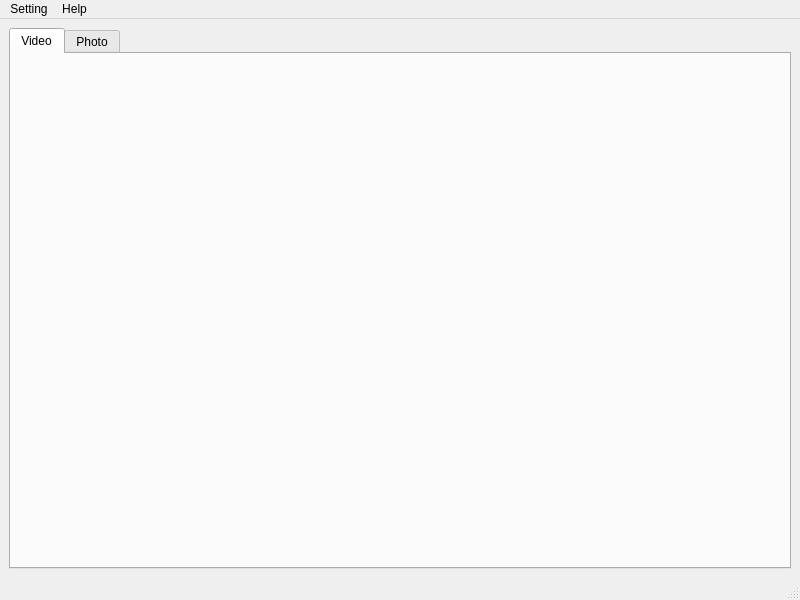
This is view/ui/radar_viewer.ui in sumatrae/radarviewer as Qt 5 draws it before an edit. The edited form follows.
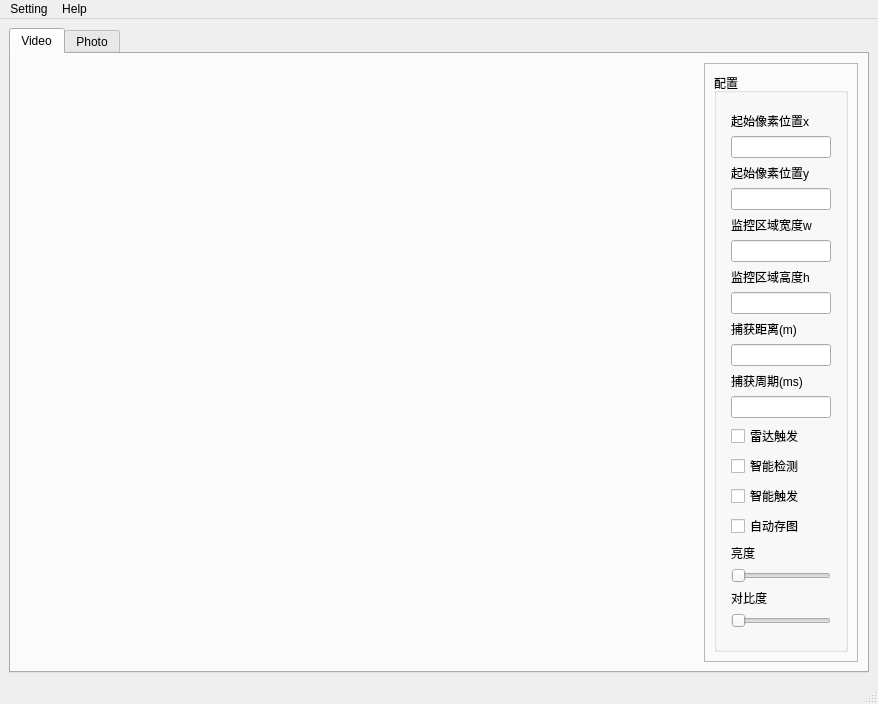
This is the edited form. The open tabs and pages were chosen to show the change. Icons and pictures are not drawn.

Patch:
```diff
--- a/view/ui/radar_viewer.ui
+++ b/view/ui/radar_viewer.ui
@@ -6,8 +6,8 @@
    <rect>
     <x>0</x>
     <y>0</y>
-    <width>800</width>
-    <height>600</height>
+    <width>878</width>
+    <height>658</height>
    </rect>
   </property>
   <property name="contextMenuPolicy">
@@ -43,7 +43,7 @@
        <attribute name="title">
         <string>Video</string>
        </attribute>
-       <layout class="QVBoxLayout" name="verticalLayout_4">
+       <layout class="QHBoxLayout" name="horizontalLayout_2" stretch="10,1">
         <item>
          <widget class="QLabel" name="label_video">
           <property name="sizePolicy">
@@ -63,6 +63,237 @@
           </property>
          </widget>
         </item>
+        <item>
+         <widget class="QFrame" name="frame">
+          <property name="maximumSize">
+           <size>
+            <width>200</width>
+            <height>16777215</height>
+           </size>
+          </property>
+          <property name="frameShape">
+           <enum>QFrame::StyledPanel</enum>
+          </property>
+          <property name="frameShadow">
+           <enum>QFrame::Raised</enum>
+          </property>
+          <layout class="QVBoxLayout" name="verticalLayout_5">
+           <item>
+            <widget class="QGroupBox" name="groupBox">
+             <property name="title">
+              <string>配置</string>
+             </property>
+             <layout class="QVBoxLayout" name="verticalLayout_6">
+              <item>
+               <layout class="QVBoxLayout" name="verticalLayout_4">
+                <property name="leftMargin">
+                 <number>5</number>
+                </property>
+                <property name="topMargin">
+                 <number>10</number>
+                </property>
+                <property name="rightMargin">
+                 <number>5</number>
+                </property>
+                <property name="bottomMargin">
+                 <number>10</number>
+                </property>
+                <item>
+                 <widget class="QLabel" name="label_startx">
+                  <property name="text">
+                   <string>起始像素位置x</string>
+                  </property>
+                 </widget>
+                </item>
+                <item>
+                 <widget class="QLineEdit" name="lineEdit">
+                  <property name="sizePolicy">
+                   <sizepolicy hsizetype="Fixed" vsizetype="Fixed">
+                    <horstretch>0</horstretch>
+                    <verstretch>0</verstretch>
+                   </sizepolicy>
+                  </property>
+                  <property name="maximumSize">
+                   <size>
+                    <width>100</width>
+                    <height>16777215</height>
+                   </size>
+                  </property>
+                 </widget>
+                </item>
+                <item>
+                 <widget class="QLabel" name="label_starty">
+                  <property name="text">
+                   <string>起始像素位置y</string>
+                  </property>
+                 </widget>
+                </item>
+                <item>
+                 <widget class="QLineEdit" name="lineEdit_4">
+                  <property name="sizePolicy">
+                   <sizepolicy hsizetype="Fixed" vsizetype="Fixed">
+                    <horstretch>0</horstretch>
+                    <verstretch>0</verstretch>
+                   </sizepolicy>
+                  </property>
+                  <property name="maximumSize">
+                   <size>
+                    <width>100</width>
+                    <height>16777215</height>
+                   </size>
+                  </property>
+                 </widget>
+                </item>
+                <item>
+                 <widget class="QLabel" name="label_width">
+                  <property name="text">
+                   <string>监控区域宽度w</string>
+                  </property>
+                 </widget>
+                </item>
+                <item>
+                 <widget class="QLineEdit" name="lineEdit_2">
+                  <property name="sizePolicy">
+                   <sizepolicy hsizetype="Fixed" vsizetype="Fixed">
+                    <horstretch>0</horstretch>
+                    <verstretch>0</verstretch>
+                   </sizepolicy>
+                  </property>
+                  <property name="maximumSize">
+                   <size>
+                    <width>100</width>
+                    <height>16777215</height>
+                   </size>
+                  </property>
+                 </widget>
+                </item>
+                <item>
+                 <widget class="QLabel" name="label_height">
+                  <property name="text">
+                   <string>监控区域高度h</string>
+                  </property>
+                 </widget>
+                </item>
+                <item>
+                 <widget class="QLineEdit" name="lineEdit_3">
+                  <property name="sizePolicy">
+                   <sizepolicy hsizetype="Fixed" vsizetype="Fixed">
+                    <horstretch>0</horstretch>
+                    <verstretch>0</verstretch>
+                   </sizepolicy>
+                  </property>
+                  <property name="maximumSize">
+                   <size>
+                    <width>100</width>
+                    <height>16777215</height>
+                   </size>
+                  </property>
+                 </widget>
+                </item>
+                <item>
+                 <widget class="QLabel" name="label_2">
+                  <property name="text">
+                   <string>捕获距离(m)</string>
+                  </property>
+                 </widget>
+                </item>
+                <item>
+                 <widget class="QLineEdit" name="lineEdit_6"/>
+                </item>
+                <item>
+                 <widget class="QLabel" name="label">
+                  <property name="text">
+                   <string>捕获周期(ms)</string>
+                  </property>
+                 </widget>
+                </item>
+                <item>
+                 <widget class="QLineEdit" name="lineEdit_5">
+                  <property name="maximumSize">
+                   <size>
+                    <width>100</width>
+                    <height>16777215</height>
+                   </size>
+                  </property>
+                 </widget>
+                </item>
+                <item>
+                 <widget class="QCheckBox" name="checkBox_3">
+                  <property name="text">
+                   <string>雷达触发</string>
+                  </property>
+                 </widget>
+                </item>
+                <item>
+                 <widget class="QCheckBox" name="checkBox">
+                  <property name="text">
+                   <string>智能检测</string>
+                  </property>
+                 </widget>
+                </item>
+                <item>
+                 <widget class="QCheckBox" name="checkBox_4">
+                  <property name="text">
+                   <string>智能触发</string>
+                  </property>
+                 </widget>
+                </item>
+                <item>
+                 <widget class="QCheckBox" name="checkBox_2">
+                  <property name="text">
+                   <string>自动存图</string>
+                  </property>
+                 </widget>
+                </item>
+                <item>
+                 <widget class="QLabel" name="label_3">
+                  <property name="text">
+                   <string>亮度</string>
+                  </property>
+                 </widget>
+                </item>
+                <item>
+                 <widget class="QSlider" name="horizontalSlider">
+                  <property name="orientation">
+                   <enum>Qt::Horizontal</enum>
+                  </property>
+                 </widget>
+                </item>
+                <item>
+                 <widget class="QLabel" name="label_4">
+                  <property name="text">
+                   <string>对比度</string>
+                  </property>
+                 </widget>
+                </item>
+                <item>
+                 <widget class="QSlider" name="horizontalSlider_2">
+                  <property name="orientation">
+                   <enum>Qt::Horizontal</enum>
+                  </property>
+                 </widget>
+                </item>
+                <item>
+                 <spacer name="verticalSpacer">
+                  <property name="orientation">
+                   <enum>Qt::Vertical</enum>
+                  </property>
+                  <property name="sizeHint" stdset="0">
+                   <size>
+                    <width>20</width>
+                    <height>40</height>
+                   </size>
+                  </property>
+                 </spacer>
+                </item>
+               </layout>
+              </item>
+             </layout>
+            </widget>
+           </item>
+          </layout>
+         </widget>
+        </item>
        </layout>
       </widget>
       <widget class="QWidget" name="tab_photo">
@@ -298,8 +529,8 @@
     <rect>
      <x>0</x>
      <y>0</y>
-     <width>800</width>
-     <height>21</height>
+     <width>878</width>
+     <height>23</height>
     </rect>
    </property>
    <widget class="QMenu" name="menudevice">
```
Left out of the diff: 4 changed lines with no effect on the pictures.
